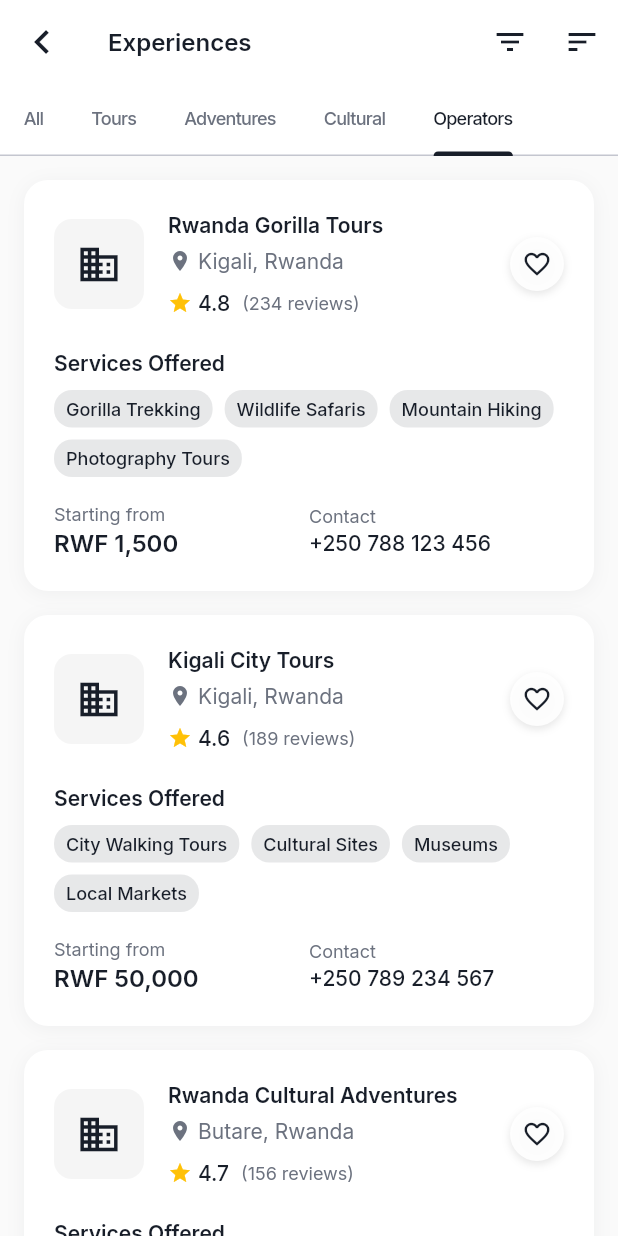
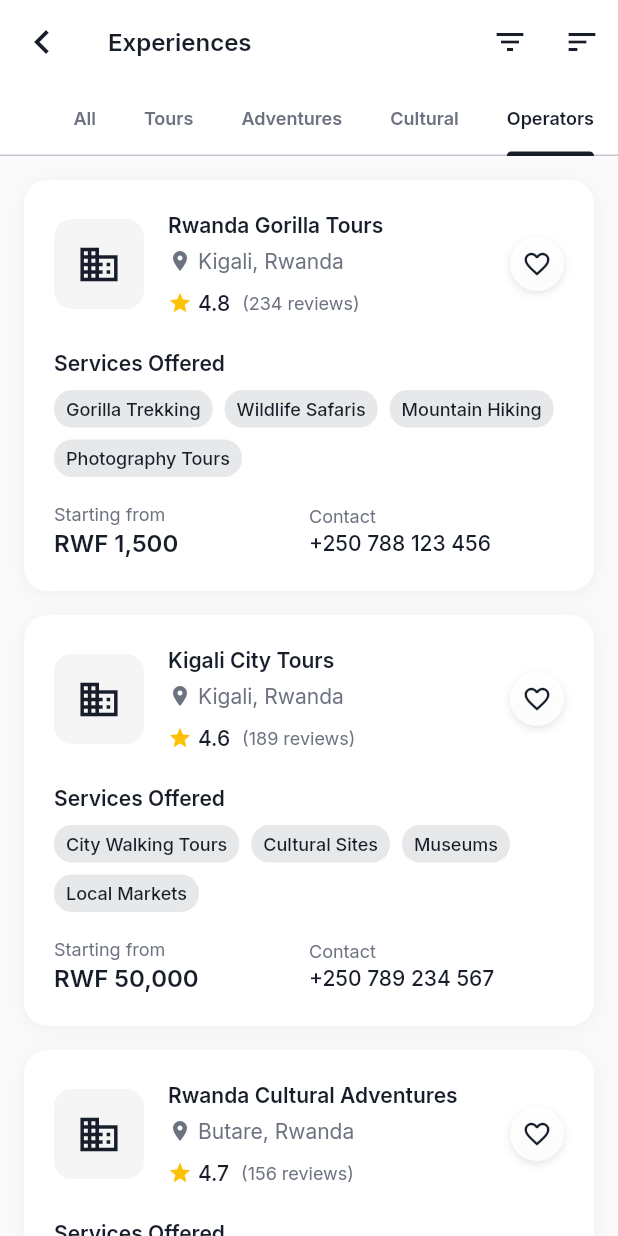
Before and after one commit to hubertit/zoea.mobile.2, a Flutter app: the ExperiencesScreen screen opened by its route, tab 5 chosen, on a phone screen of 412 x 824 dp. Run offline on Flutter 3.47's test engine with Material 3 defaults, Android fonts, the phone set to English and light mode, and no system bars; our stand-ins replace cached_network_image, country_picker, dio, flutter_animate, flutter_riverpod, go_router and 4 more; accounts and stored records are empty; network calls fail.

Commit message:
Improve tab styling based on Shora Markets project
- Added labelPadding: EdgeInsets.symmetric(horizontal: 16) for better spacing
- Added labelStyle: AppTheme.bodySmall.copyWith(fontWeight: FontWeight.w600) for consistent typography
- Reordered TabBar properties to match Shora Markets pattern
- Applied improvements to Events, Dining, and Experiences screens
- Tabs now have better spacing, typography, and visual consistency
- Inspired by Shora Markets loans screen implementation

```diff
--- a/lib/features/events/screens/events_screen.dart
+++ b/lib/features/events/screens/events_screen.dart
@@ -114,11 +114,12 @@ class _EventsScreenState extends ConsumerState<EventsScreen>
         ],
                 bottom: TabBar(
                   controller: _tabController,
+                  indicatorColor: AppTheme.primaryColor,
                   labelColor: AppTheme.primaryColor,
                   unselectedLabelColor: AppTheme.secondaryTextColor,
-                  indicatorColor: AppTheme.primaryColor,
+                  labelStyle: AppTheme.bodySmall.copyWith(fontWeight: FontWeight.w600),
                   isScrollable: true,
-                  tabAlignment: TabAlignment.start,
+                  labelPadding: const EdgeInsets.symmetric(horizontal: 16),
                   tabs: const [
                     Tab(text: 'Trending'),
                     Tab(text: 'Near Me'),
--- a/lib/features/explore/screens/dining_screen.dart
+++ b/lib/features/explore/screens/dining_screen.dart
@@ -64,11 +64,12 @@ class _DiningScreenState extends ConsumerState<DiningScreen>
         ],
         bottom: TabBar(
           controller: _tabController,
+          indicatorColor: AppTheme.primaryColor,
           labelColor: AppTheme.primaryColor,
           unselectedLabelColor: AppTheme.secondaryTextColor,
-          indicatorColor: AppTheme.primaryColor,
+          labelStyle: AppTheme.bodySmall.copyWith(fontWeight: FontWeight.w600),
           isScrollable: true,
-          tabAlignment: TabAlignment.start,
+          labelPadding: const EdgeInsets.symmetric(horizontal: 16),
           tabs: const [
             Tab(text: 'All'),
             Tab(text: 'Restaurants'),
--- a/lib/features/explore/screens/experiences_screen.dart
+++ b/lib/features/explore/screens/experiences_screen.dart
@@ -64,11 +64,12 @@ class _ExperiencesScreenState extends ConsumerState<ExperiencesScreen>
         ],
         bottom: TabBar(
           controller: _tabController,
+          indicatorColor: AppTheme.primaryColor,
           labelColor: AppTheme.primaryColor,
           unselectedLabelColor: AppTheme.secondaryTextColor,
-          indicatorColor: AppTheme.primaryColor,
+          labelStyle: AppTheme.bodySmall.copyWith(fontWeight: FontWeight.w600),
           isScrollable: true,
-          tabAlignment: TabAlignment.start,
+          labelPadding: const EdgeInsets.symmetric(horizontal: 16),
           tabs: const [
             Tab(text: 'All'),
             Tab(text: 'Tours'),
```
